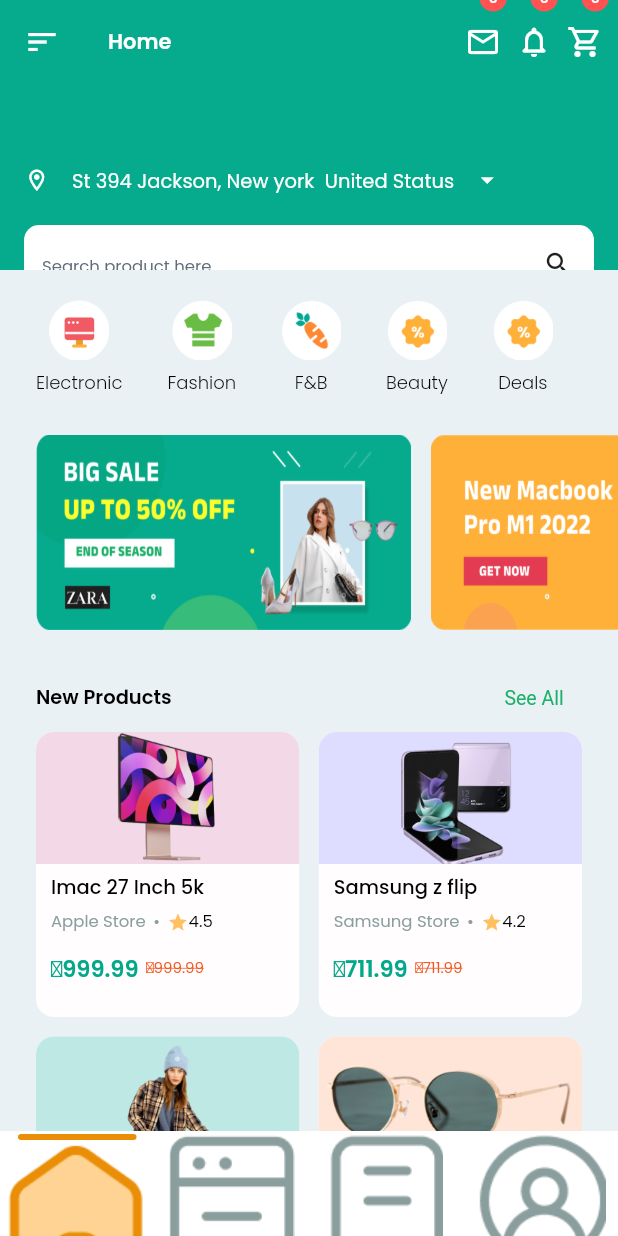
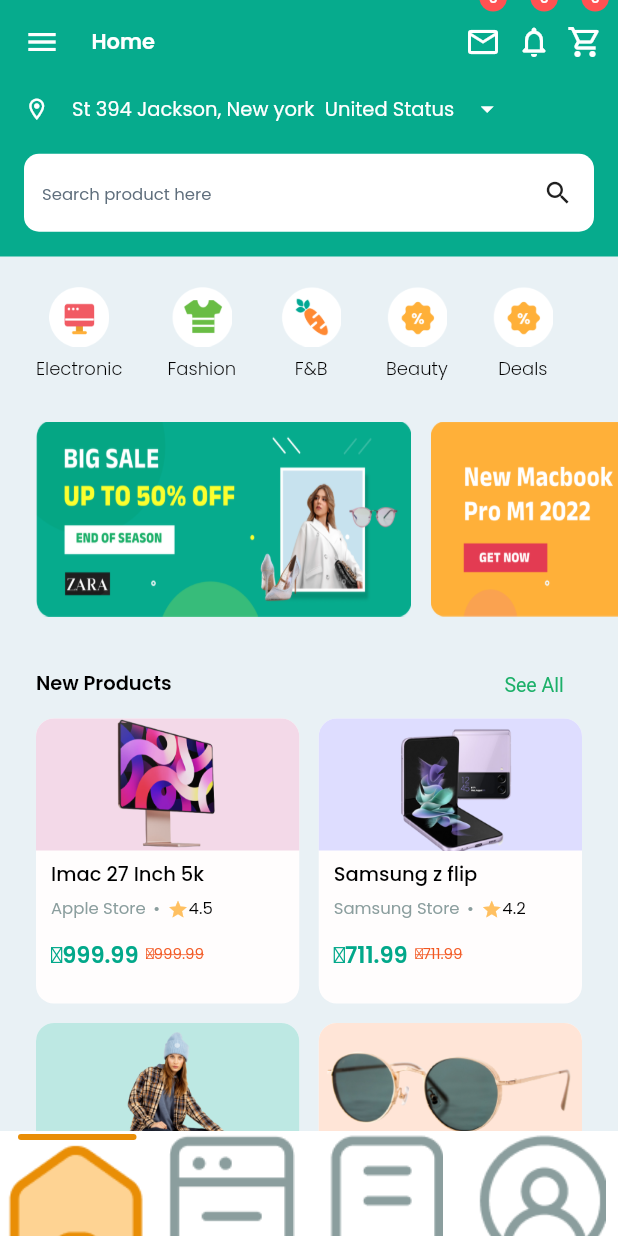
Before and after one commit to Manuelkpatsu/massar_app, a Flutter app: the RegisterScreen screen opened by its route, after a tap on "Sign Up", on a phone screen of 412 x 824 dp. Run offline on Flutter 3.47's test engine with Material 2 defaults, Android fonts, the phone set to English and light mode, and no system bars; drawn by our look-alikes of badges, persistent_bottom_nav_bar; our stand-ins replace animated_splash_screen, equatable, google_fonts, page_transition.

Commit message:
Update home screen and tab view

```diff
--- a/lib/screens/main_app/feeds/feeds_screen.dart
+++ b/lib/screens/main_app/feeds/feeds_screen.dart
@@ -7,8 +7,7 @@ class FeedsScreen extends StatelessWidget {
 
   @override
   Widget build(BuildContext context) {
-    return const Scaffold(
-      body: Center(
+    return const Center(
       child: Text(
         'Feeds Screen',
         style: TextStyle(
@@ -17,7 +16,6 @@ class FeedsScreen extends StatelessWidget {
           fontWeight: FontWeight.w600,
         ),
       ),
-      ),
     );
   }
 }
--- a/lib/screens/main_app/home/home_screen.dart
+++ b/lib/screens/main_app/home/home_screen.dart
@@ -1,14 +1,12 @@
 import 'package:flutter/material.dart';
 import 'package:massar_app/models/category.dart';
 import 'package:massar_app/models/product.dart';
-import 'package:massar_app/screens/widgets/custom_badge.dart';
 import 'package:massar_app/screens/widgets/product_tile.dart';
 import 'package:massar_app/theme/custom_color.dart';
 
 import 'widgets/address_picker.dart';
 import 'widgets/banner_tile.dart';
 import 'widgets/category_tile.dart';
-import 'widgets/home_text.dart';
 import 'widgets/new_products_title.dart';
 import 'widgets/search_text_field.dart';
 
@@ -140,57 +138,28 @@ class _HomeScreenState extends State<HomeScreen> {
   @override
   Widget build(BuildContext context) {
     return Scaffold(
+      backgroundColor: CustomColor.scaffoldBackgroundColor,
       body: CustomScrollView(
         slivers: [
           SliverAppBar(
             foregroundColor: Colors.white,
             iconTheme: const IconThemeData(color: Colors.white),
-            leading: IconButton(
-              splashRadius: 20,
-              onPressed: () {},
-              icon: const Icon(Icons.sort_outlined),
-            ),
-            title: const HomeText(),
-            centerTitle: false,
-            actions: [
-              CustomBadge(
-                icon: Icons.markunread_outlined,
-                text: '0',
-                onTap: () {},
-              ),
-              CustomBadge(
-                icon: Icons.notifications_none_rounded,
-                text: '0',
-                onTap: () {},
-              ),
-              CustomBadge(
-                icon: Icons.shopping_cart_outlined,
-                text: '0',
-                onTap: () {},
-              ),
-            ],
             backgroundColor: CustomColor.primaryColor,
-            pinned: true,
+            pinned: false,
             snap: false,
             floating: false,
-            expandedHeight: 124 + kToolbarHeight,
-            flexibleSpace: FlexibleSpaceBar(
-              expandedTitleScale: 1.0,
-              background: Padding(
-                padding: const EdgeInsets.symmetric(horizontal: 16),
-                child: Column(
+            toolbarHeight: 115,
+            title: Column(
               crossAxisAlignment: CrossAxisAlignment.start,
               children: [
-                    const SizedBox(height: 110),
                 AddressPicker(
                   onTap: () {},
                   address: 'St 394 Jackson, New york  United Status',
                 ),
                 const SizedBox(height: 20),
                 SearchTextField(controller: _searchController),
+                const SizedBox(height: 10),
               ],
-                ),
-              ),
             ),
           ),
           SliverToBoxAdapter(
@@ -234,17 +203,11 @@ class _HomeScreenState extends State<HomeScreen> {
             ),
           ),
           const NewProductsTitle(),
-          SliverPadding(
+          SliverToBoxAdapter(
+            child: GridView.builder(
               padding: const EdgeInsets.symmetric(horizontal: 24),
-            sliver: SliverGrid(
-              gridDelegate: const SliverGridDelegateWithFixedCrossAxisCount(
-                crossAxisCount: 2,
-                mainAxisSpacing: 13,
-                crossAxisSpacing: 13,
-                mainAxisExtent: 190,
-              ),
-              delegate: SliverChildBuilderDelegate(
-                (context, index) {
+              itemCount: _products.length,
+              itemBuilder: (context, int index) {
                 final Product product = _products[index];
 
                 return ProductTile(
@@ -252,8 +215,14 @@ class _HomeScreenState extends State<HomeScreen> {
                   product: product,
                 );
               },
-                childCount: _products.length,
+              gridDelegate: const SliverGridDelegateWithFixedCrossAxisCount(
+                crossAxisCount: 2,
+                mainAxisSpacing: 13,
+                crossAxisSpacing: 13,
+                mainAxisExtent: 190,
               ),
+              physics: const NeverScrollableScrollPhysics(),
+              shrinkWrap: true,
             ),
           ),
           const SliverToBoxAdapter(child: SizedBox(height: 100)),
--- a/lib/screens/main_app/home/widgets/home_text.dart
+++ /dev/null
@@ -1,17 +0,0 @@
-import 'package:flutter/material.dart';
-
-class HomeText extends StatelessWidget {
-  const HomeText({Key? key}) : super(key: key);
-
-  @override
-  Widget build(BuildContext context) {
-    return const Text(
-      'Home',
-      style: TextStyle(
-        fontSize: 14,
-        fontWeight: FontWeight.w600,
-        height: 1.5,
-      ),
-    );
-  }
-}
--- a/lib/screens/main_app/main_app.dart
+++ b/lib/screens/main_app/main_app.dart
@@ -1,4 +1,5 @@
 import 'package:flutter/material.dart';
+import 'package:massar_app/screens/widgets/custom_badge.dart';
 import 'package:massar_app/theme/custom_color.dart';
 import 'package:persistent_bottom_nav_bar/persistent_tab_view.dart';
 
@@ -6,6 +7,7 @@ import 'feeds/feeds_screen.dart';
 import 'home/home_screen.dart';
 import 'profile/profile_screen.dart';
 import 'transaction/transaction_screen.dart';
+import 'widgets/screen_title.dart';
 
 class MainApp extends StatefulWidget {
   static const routeName = '/main_app';
@@ -55,16 +57,52 @@ class _MainAppState extends State<MainApp> {
           inactiveColorPrimary: CustomColor.labelColor,
         ),
       ];
+  int _initialIndex = 0;
+  final List<String> _screenTitles = ['Home', 'Feeds', 'Transactions', 'My Profile'];
 
   @override
   void initState() {
     super.initState();
-    _controller = PersistentTabController();
+    _controller = PersistentTabController(initialIndex: _initialIndex);
   }
 
   @override
   Widget build(BuildContext context) {
-    return PersistentTabView(
+    return Scaffold(
+      appBar: AppBar(
+        titleSpacing: 5,
+        foregroundColor:
+            _initialIndex == 0 || _initialIndex == 3 ? Colors.white : Colors.black,
+        iconTheme: IconThemeData(
+          color: _initialIndex == 0 || _initialIndex == 3 ? Colors.white : Colors.black,
+        ),
+        backgroundColor: _initialIndex == 0 || _initialIndex == 3
+            ? CustomColor.primaryColor
+            : Colors.white,
+        title: ScreenTitleText(title: _screenTitles[_initialIndex]),
+        centerTitle: false,
+        actions: [
+          CustomBadge(
+            icon: Icons.markunread_outlined,
+            text: '0',
+            onTap: () {},
+          ),
+          CustomBadge(
+            icon: Icons.notifications_none_rounded,
+            text: '0',
+            onTap: () {},
+          ),
+          CustomBadge(
+            icon: Icons.shopping_cart_outlined,
+            text: '0',
+            onTap: () {},
+          ),
+        ],
+      ),
+      drawer: const Drawer(
+        backgroundColor: Colors.white,
+      ),
+      body: PersistentTabView(
         context,
         controller: _controller,
         screens: _buildScreens(),
@@ -88,6 +126,10 @@ class _MainAppState extends State<MainApp> {
           duration: Duration(milliseconds: 200),
         ),
         navBarStyle: NavBarStyle.style3,
+        onItemSelected: (index) {
+          setState(() => _initialIndex = index);
+        },
+      ),
     );
   }
 }
--- a/lib/screens/main_app/profile/profile_screen.dart
+++ b/lib/screens/main_app/profile/profile_screen.dart
@@ -7,8 +7,7 @@ class ProfileScreen extends StatelessWidget {
 
   @override
   Widget build(BuildContext context) {
-    return const Scaffold(
-      body: Center(
+    return const Center(
       child: Text(
         'Profile Screen',
         style: TextStyle(
@@ -17,7 +16,6 @@ class ProfileScreen extends StatelessWidget {
           fontWeight: FontWeight.w600,
         ),
       ),
-      ),
     );
   }
 }
--- a/lib/screens/main_app/transaction/transaction_screen.dart
+++ b/lib/screens/main_app/transaction/transaction_screen.dart
@@ -7,8 +7,7 @@ class TransactionScreen extends StatelessWidget {
 
   @override
   Widget build(BuildContext context) {
-    return const Scaffold(
-      body: Center(
+    return const Center(
       child: Text(
         'Transaction Screen',
         style: TextStyle(
@@ -17,7 +16,6 @@ class TransactionScreen extends StatelessWidget {
           fontWeight: FontWeight.w600,
         ),
       ),
-      ),
     );
   }
 }
--- /dev/null
+++ b/lib/screens/main_app/widgets/screen_title.dart
@@ -0,0 +1,19 @@
+import 'package:flutter/material.dart';
+
+class ScreenTitleText extends StatelessWidget {
+  final String title;
+
+  const ScreenTitleText({Key? key, required this.title}) : super(key: key);
+
+  @override
+  Widget build(BuildContext context) {
+    return Text(
+      title,
+      style: const TextStyle(
+        fontSize: 14,
+        fontWeight: FontWeight.w600,
+        height: 1.5,
+      ),
+    );
+  }
+}
--- a/lib/screens/widgets/custom_badge.dart
+++ b/lib/screens/widgets/custom_badge.dart
@@ -19,7 +19,7 @@ class CustomBadge extends StatelessWidget {
     return Padding(
       padding: const EdgeInsets.only(right: 10),
       child: Badge(
-        onTap: () {},
+        onTap: onTap,
         badgeContent: Text(
           text,
           style: const TextStyle(
```
Lines whose indentation alone changed are shown as unchanged.
